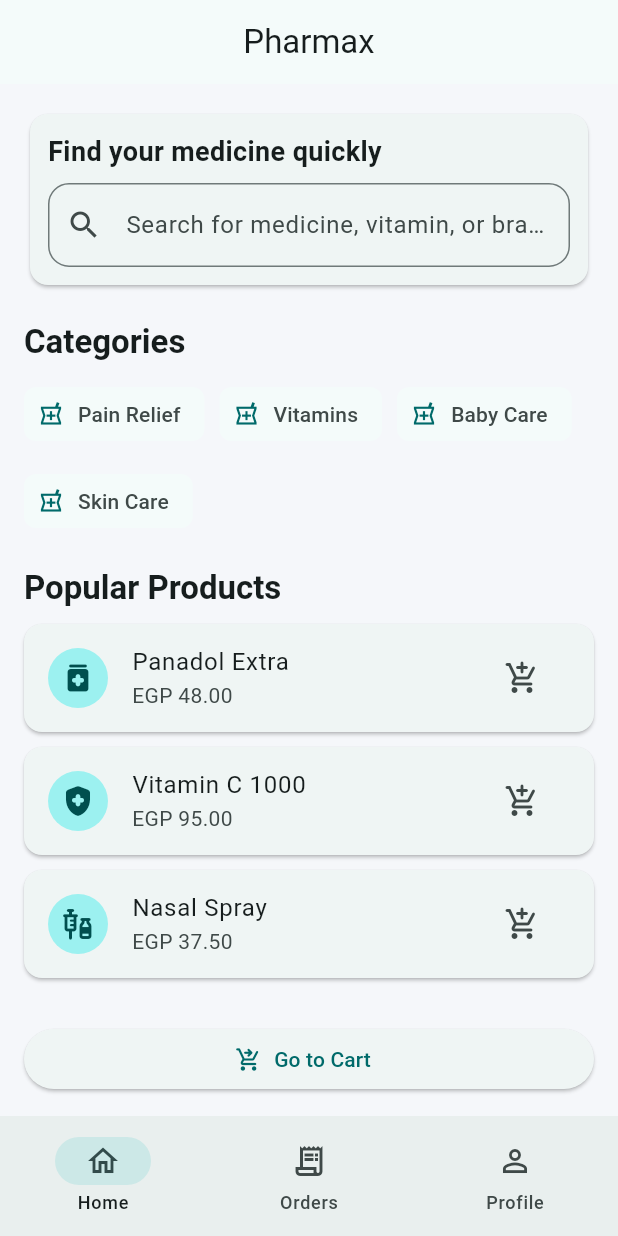
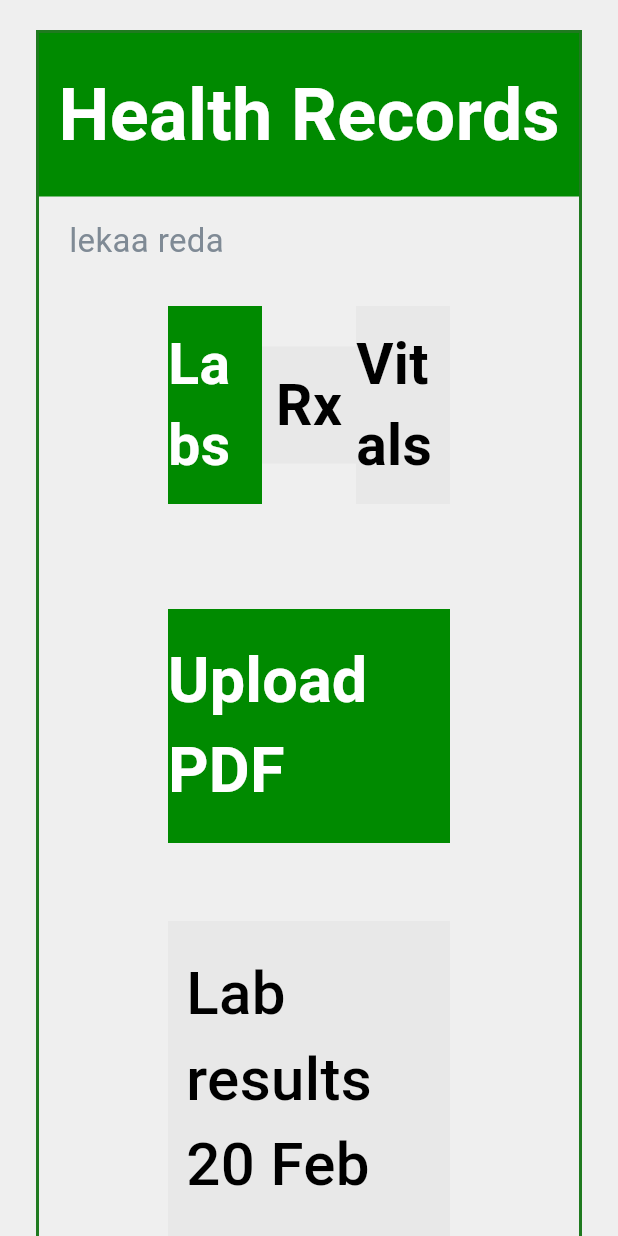
Before and after one commit to lekaareda/Pharmax, a Flutter app: the screen it shows after launch, on a phone screen of 412 x 824 dp. Run offline on Flutter 3.47's test engine with Material 3 defaults, Android fonts, the phone set to English and light mode, and no system bars.

Commit message:
Continue UI flow with health records screen

```diff
--- a/lib/main.dart
+++ b/lib/main.dart
@@ -13,158 +13,228 @@ class PharmaxApp extends StatelessWidget {
       title: 'Pharmax',
       debugShowCheckedModeBanner: false,
       theme: ThemeData(
-        colorScheme: ColorScheme.fromSeed(seedColor: const Color(0xFF00A6A6)),
-        scaffoldBackgroundColor: const Color(0xFFF5F7FA),
-        useMaterial3: true,
+        scaffoldBackgroundColor: const Color(0xFFEFEFEF),
+        fontFamily: 'Roboto',
       ),
-      home: const HomeScreen(),
+      home: const HealthRecordsScreen(),
     );
   }
 }
 
-class HomeScreen extends StatelessWidget {
-  const HomeScreen({super.key});
-
-  static const _categories = [
-    'Pain Relief',
-    'Vitamins',
-    'Baby Care',
-    'Skin Care',
-  ];
-
-  static const _popular = [
-    _MedicineCardData('Panadol Extra', 'EGP 48.00', Icons.medication_rounded),
-    _MedicineCardData('Vitamin C 1000', 'EGP 95.00', Icons.health_and_safety_rounded),
-    _MedicineCardData('Nasal Spray', 'EGP 37.50', Icons.vaccines_rounded),
-  ];
+class HealthRecordsScreen extends StatelessWidget {
+  const HealthRecordsScreen({super.key});
 
   @override
   Widget build(BuildContext context) {
     return Scaffold(
-      appBar: AppBar(
-        title: const Text('Pharmax'),
-        centerTitle: true,
+      body: SafeArea(
+        child: SingleChildScrollView(
+          child: Padding(
+            padding: const EdgeInsets.fromLTRB(24, 20, 24, 32),
+            child: Center(
+              child: ConstrainedBox(
+                constraints: const BoxConstraints(maxWidth: 760),
+                child: Container(
+                  width: double.infinity,
+                  decoration: BoxDecoration(
+                    border: Border.all(color: const Color(0xFF1F7A1F), width: 2),
                   ),
-      body: ListView(
-        padding: const EdgeInsets.all(16),
+                  child: Column(
+                    crossAxisAlignment: CrossAxisAlignment.start,
                     children: [
-          const _SearchSection(),
-          const SizedBox(height: 20),
-          const _SectionTitle('Categories'),
-          const SizedBox(height: 10),
-          Wrap(
-            spacing: 10,
-            runSpacing: 10,
-            children: _categories
-                .map(
-                  (category) => Chip(
-                    label: Text(category),
-                    avatar: const Icon(Icons.local_pharmacy_outlined, size: 18),
-                    side: BorderSide.none,
+                      Container(
+                        width: double.infinity,
+                        color: const Color(0xFF008A00),
+                        padding: const EdgeInsets.symmetric(vertical: 20),
+                        child: const Center(
+                          child: Text(
+                            'Health Records',
+                            style: TextStyle(
+                              color: Colors.white,
+                              fontSize: 48,
+                              fontWeight: FontWeight.w700,
                             ),
-                )
-                .toList(),
                           ),
-          const SizedBox(height: 20),
-          const _SectionTitle('Popular Products'),
-          const SizedBox(height: 10),
-          ..._popular.map((item) => _MedicineCard(data: item)),
-          const SizedBox(height: 20),
-          ElevatedButton.icon(
+                        ),
+                      ),
+                      const Padding(
+                        padding: EdgeInsets.fromLTRB(20, 14, 20, 0),
+                        child: Text(
+                          'lekaa reda',
+                          style: TextStyle(
+                            color: Color(0xFF7F8A95),
+                            fontSize: 22,
+                          ),
+                        ),
+                      ),
+                      Padding(
+                        padding: const EdgeInsets.fromLTRB(86, 28, 86, 50),
+                        child: Column(
+                          children: [
+                            const _RecordsTabs(),
+                            const SizedBox(height: 70),
+                            SizedBox(
+                              width: double.infinity,
+                              child: FilledButton(
+                                style: FilledButton.styleFrom(
+                                  backgroundColor: const Color(0xFF008A00),
+                                  shape: const RoundedRectangleBorder(),
+                                  padding: const EdgeInsets.symmetric(vertical: 18),
+                                ),
                                 onPressed: () {},
-            icon: const Icon(Icons.shopping_cart_checkout_rounded),
-            label: const Text('Go to Cart'),
+                                child: const Text(
+                                  'Upload PDF',
+                                  style: TextStyle(
+                                    color: Colors.white,
+                                    fontSize: 42,
+                                    fontWeight: FontWeight.w700,
+                                  ),
+                                ),
+                              ),
+                            ),
+                            const SizedBox(height: 52),
+                            const _RecordTile(label: 'Lab results 20 Feb'),
+                            const SizedBox(height: 18),
+                            const _RecordTile(label: 'Rx 12 Feb'),
+                            const SizedBox(height: 18),
+                            const _RecordTile(label: 'BP reading 120/80'),
+                          ],
+                        ),
+                      ),
+                      const SizedBox(height: 780),
+                      const Padding(
+                        padding: EdgeInsets.fromLTRB(72, 0, 72, 28),
+                        child: Row(
+                          mainAxisAlignment: MainAxisAlignment.spaceBetween,
+                          children: [
+                            _BottomNavItem(letter: 'H', label: 'Home'),
+                            _BottomNavItem(letter: 'O', label: 'Orders'),
+                            _BottomNavItem(letter: 'C', label: 'Chat'),
+                            _BottomNavItem(letter: 'P', label: 'Profile'),
+                          ],
+                        ),
                       ),
                     ],
                   ),
-      bottomNavigationBar: NavigationBar(
-        selectedIndex: 0,
-        destinations: const [
-          NavigationDestination(icon: Icon(Icons.home_outlined), label: 'Home'),
-          NavigationDestination(icon: Icon(Icons.receipt_long_outlined), label: 'Orders'),
-          NavigationDestination(icon: Icon(Icons.person_outline), label: 'Profile'),
-        ],
-      ),
-    );
-  }
-}
-
-class _SearchSection extends StatelessWidget {
-  const _SearchSection();
-
-  @override
-  Widget build(BuildContext context) {
-    return Card(
-      child: Padding(
-        padding: const EdgeInsets.all(12),
-        child: Column(
-          crossAxisAlignment: CrossAxisAlignment.start,
-          children: [
-            const Text(
-              'Find your medicine quickly',
-              style: TextStyle(fontSize: 18, fontWeight: FontWeight.w600),
-            ),
-            const SizedBox(height: 8),
-            TextField(
-              decoration: InputDecoration(
-                hintText: 'Search for medicine, vitamin, or brand',
-                prefixIcon: const Icon(Icons.search),
-                border: OutlineInputBorder(
-                  borderRadius: BorderRadius.circular(14),
                 ),
               ),
             ),
-          ],
+          ),
         ),
       ),
     );
   }
 }
 
-class _SectionTitle extends StatelessWidget {
-  const _SectionTitle(this.title);
-
-  final String title;
+class _RecordsTabs extends StatelessWidget {
+  const _RecordsTabs();
 
   @override
   Widget build(BuildContext context) {
-    return Text(
-      title,
-      style: Theme.of(context).textTheme.titleLarge?.copyWith(
-            fontWeight: FontWeight.bold,
+    return Row(
+      children: [
+        Expanded(
+          child: Container(
+            color: const Color(0xFF008A00),
+            padding: const EdgeInsets.symmetric(vertical: 12),
+            child: const Center(
+              child: Text(
+                'Labs',
+                style: TextStyle(
+                  color: Colors.white,
+                  fontSize: 38,
+                  fontWeight: FontWeight.w700,
                 ),
+              ),
+            ),
+          ),
+        ),
+        Expanded(
+          child: Container(
+            color: const Color(0xFFE8E8E8),
+            padding: const EdgeInsets.symmetric(vertical: 12),
+            child: const Center(
+              child: Text(
+                'Rx',
+                style: TextStyle(
+                  color: Colors.black,
+                  fontSize: 38,
+                  fontWeight: FontWeight.w700,
+                ),
+              ),
+            ),
+          ),
+        ),
+        Expanded(
+          child: Container(
+            color: const Color(0xFFE8E8E8),
+            padding: const EdgeInsets.symmetric(vertical: 12),
+            child: const Center(
+              child: Text(
+                'Vitals',
+                style: TextStyle(
+                  color: Colors.black,
+                  fontSize: 38,
+                  fontWeight: FontWeight.w700,
+                ),
+              ),
+            ),
+          ),
+        ),
+      ],
     );
   }
 }
 
-class _MedicineCard extends StatelessWidget {
-  const _MedicineCard({required this.data});
+class _RecordTile extends StatelessWidget {
+  const _RecordTile({required this.label});
 
-  final _MedicineCardData data;
+  final String label;
 
   @override
   Widget build(BuildContext context) {
-    return Card(
-      margin: const EdgeInsets.only(bottom: 10),
-      child: ListTile(
-        leading: CircleAvatar(
-          child: Icon(data.icon),
-        ),
-        title: Text(data.title),
-        subtitle: Text(data.price),
-        trailing: IconButton(
-          onPressed: () {},
-          icon: const Icon(Icons.add_shopping_cart_rounded),
+    return Container(
+      width: double.infinity,
+      color: const Color(0xFFE8E8E8),
+      padding: const EdgeInsets.symmetric(horizontal: 12, vertical: 20),
+      child: Text(
+        label,
+        style: const TextStyle(
+          color: Colors.black,
+          fontSize: 40,
+          fontWeight: FontWeight.w500,
         ),
       ),
     );
   }
 }
 
-class _MedicineCardData {
-  const _MedicineCardData(this.title, this.price, this.icon);
+class _BottomNavItem extends StatelessWidget {
+  const _BottomNavItem({required this.letter, required this.label});
 
-  final String title;
-  final String price;
-  final IconData icon;
+  final String letter;
+  final String label;
+
+  @override
+  Widget build(BuildContext context) {
+    return Column(
+      children: [
+        Text(
+          letter,
+          style: const TextStyle(
+            color: Color(0xFF008A00),
+            fontSize: 44,
+            fontWeight: FontWeight.w700,
+          ),
+        ),
+        Text(
+          label,
+          style: const TextStyle(
+            color: Colors.black,
+            fontSize: 24,
+          ),
+        ),
+      ],
+    );
   }
+}
```
Also changed, not shown: 1 other file. Lines whose indentation alone changed are shown as unchanged.
